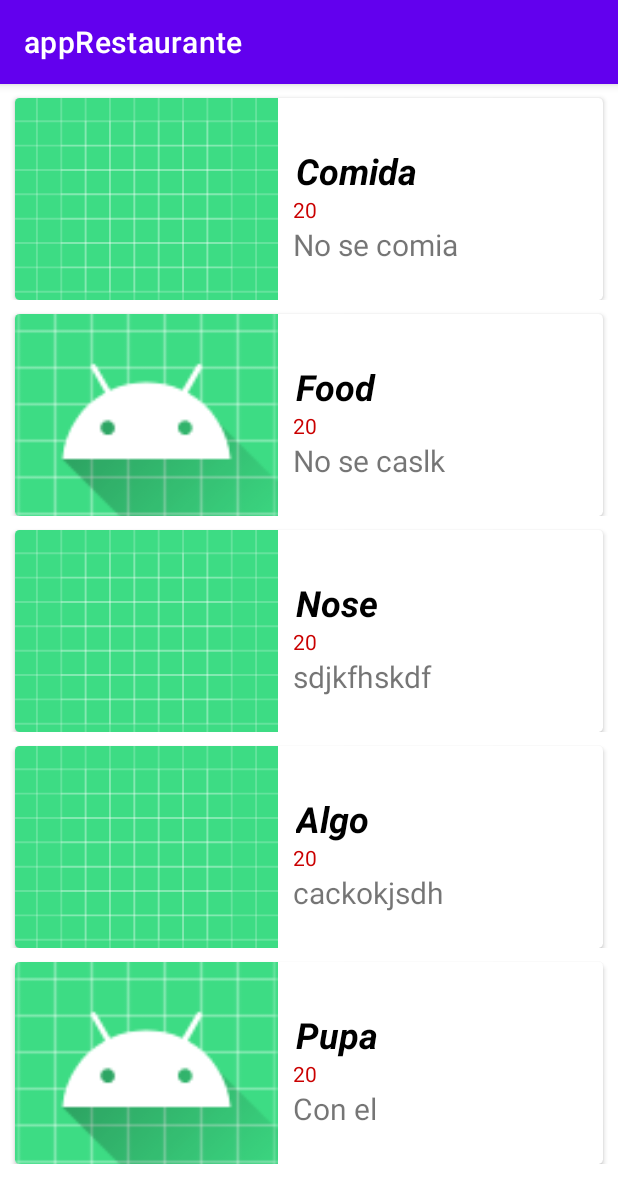
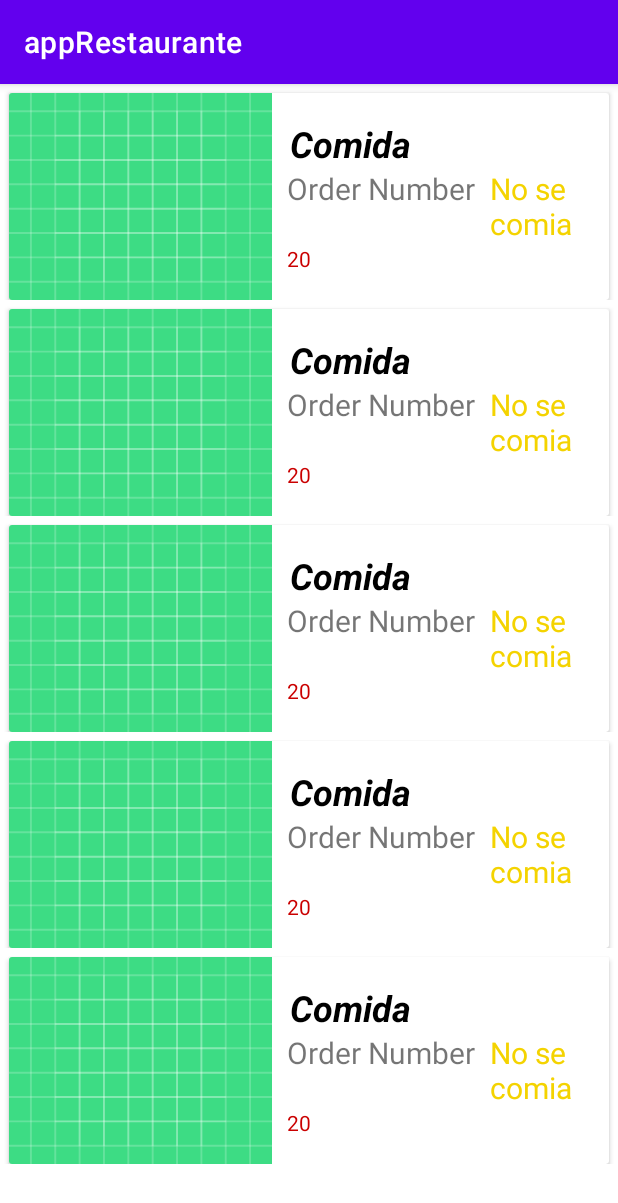
Before and after one commit to Liamsray22/appRestaurante, an Android app: the screen it shows after launch (client before the commit, admin after it), on a phone screen of 412 x 824 dp. Shown: the top 1203 px of the screen. Run offline under Robolectric (Android 15) with nearby library versions, the phone set to English and light mode, and no system bars.

Commit message:
Vista del admin ya tiene la lista de ordenes

```diff
--- a/app/src/main/AndroidManifest.xml
+++ b/app/src/main/AndroidManifest.xml
@@ -9,14 +9,15 @@
         android:roundIcon="@mipmap/ic_launcher_round"
         android:supportsRtl="true"
         android:theme="@style/Theme.AppRestaurante">
-        <activity android:name=".admin.admin"></activity>
-        <activity android:name=".client.client">
+        <activity android:name=".admin.admin">
             <intent-filter>
                 <action android:name="android.intent.action.MAIN" />
 
                 <category android:name="android.intent.category.LAUNCHER" />
             </intent-filter>
         </activity>
+        <activity android:name=".client.client">
+        </activity>
         <activity android:name=".MainActivity"></activity>
     </application>
 
--- a/app/src/main/java/com/example/apprestaurante/admin/admin.java
+++ b/app/src/main/java/com/example/apprestaurante/admin/admin.java
@@ -1,16 +1,41 @@
 package com.example.apprestaurante.admin;
 
 import androidx.appcompat.app.AppCompatActivity;
+import androidx.recyclerview.widget.LinearLayoutManager;
 
 import android.os.Bundle;
 
+import com.example.apprestaurante.Adapters.FoodAdapter;
+import com.example.apprestaurante.Adapters.OrderAdapter;
+import com.example.apprestaurante.Models.FoodModel;
+import com.example.apprestaurante.Models.OrderModel;
 import com.example.apprestaurante.R;
+import com.example.apprestaurante.databinding.ActivityAdminBinding;
+import com.example.apprestaurante.databinding.ActivityClientBinding;
+
+import java.util.ArrayList;
 
 public class admin extends AppCompatActivity {
 
+    ActivityAdminBinding binding;
     @Override
     protected void onCreate(Bundle savedInstanceState) {
         super.onCreate(savedInstanceState);
-        setContentView(R.layout.activity_admin);
+        binding = ActivityAdminBinding.inflate(getLayoutInflater());
+        setContentView(binding.getRoot());
+
+        ArrayList<OrderModel> OrderList = new ArrayList<>();
+        OrderList.add(new OrderModel("Comida", "20", "No se comia", R.drawable.ic_launcher_background));
+        OrderList.add(new OrderModel("Comida", "20", "No se comia", R.drawable.ic_launcher_background));
+        OrderList.add(new OrderModel("Comida", "20", "No se comia", R.drawable.ic_launcher_background));
+        OrderList.add(new OrderModel("Comida", "20", "No se comia", R.drawable.ic_launcher_background));
+        OrderList.add(new OrderModel("Comida", "20", "No se comia", R.drawable.ic_launcher_background));
+
+
+        OrderAdapter adapter = new OrderAdapter(OrderList, this);
+        binding.adminRecyclerView.setAdapter(adapter);
+
+        LinearLayoutManager layoutManager = new LinearLayoutManager(this);
+        binding.adminRecyclerView.setLayoutManager(layoutManager);
     }
 }
--- a/app/src/main/res/layout/activity_admin.xml
+++ b/app/src/main/res/layout/activity_admin.xml
@@ -7,4 +7,12 @@
     tools:context=".admin.admin"
     android:orientation="vertical">
 
+    <androidx.recyclerview.widget.RecyclerView
+        android:id="@+id/adminRecyclerView"
+        android:layout_width="match_parent"
+        android:layout_height="match_parent"
+        tools:listitem="@layout/admin_design">
+
+    </androidx.recyclerview.widget.RecyclerView>
+
 </LinearLayout>
--- a/app/src/main/res/layout/admin_design.xml
+++ b/app/src/main/res/layout/admin_design.xml
@@ -23,7 +23,7 @@
             <ImageView
                 android:id="@+id/FoodImageAdmin"
                 android:layout_width="350dp"
-                android:layout_height="wrap_content"
+                android:layout_height="match_parent"
                 android:layout_weight="1"
                 android:scaleType="centerCrop"
                 tools:srcCompat="@tools:sample/avatars" />
```
